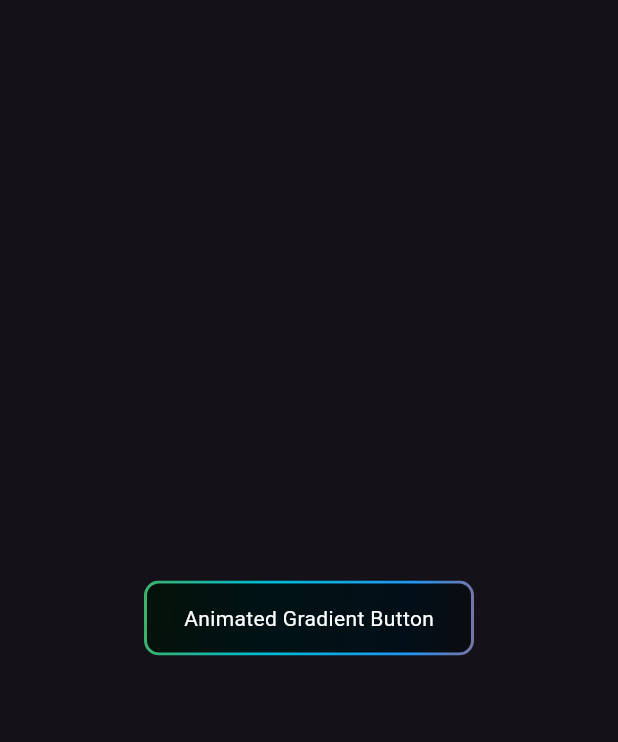
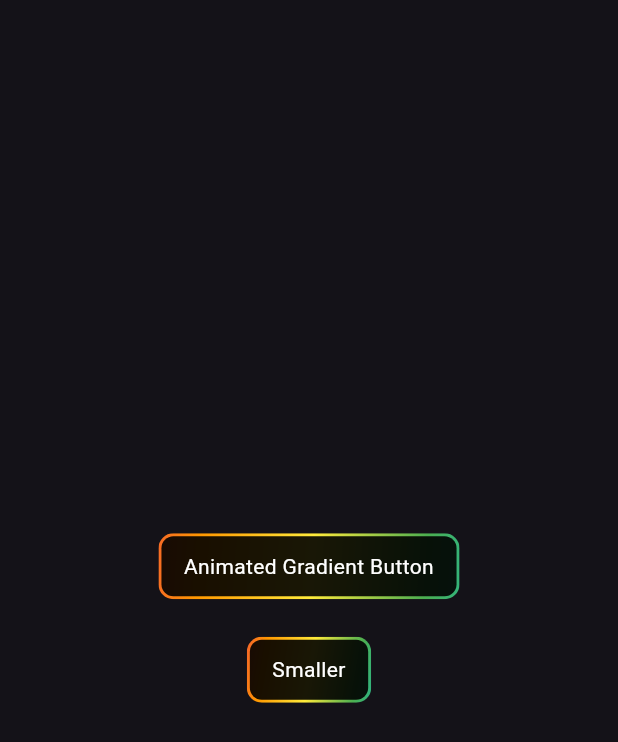
Before and after one commit to hasnentai/flutter_button_universe, a Flutter app: the screen it shows after launch, on a phone screen of 412 x 824 dp. Shown: the top 742 px of the screen. Run offline on Flutter 3.47's test engine with Material 3 defaults, Android fonts, the phone set to English and light mode, and no system bars.

Commit message:
make it dynamic width

```diff
--- a/lib/main.dart
+++ b/lib/main.dart
@@ -13,7 +13,14 @@ class MyApp extends StatelessWidget {
       theme: ThemeData(brightness: Brightness.dark),
       home: const Scaffold(
         body: Center(
-          child: MyButton(),
+          child: Column(
+            mainAxisSize: MainAxisSize.min,
+            children: [
+              MyButton(text: "Animated Gradient Button"),
+              SizedBox(height: 25),
+              MyButton(text: "Smaller"),
+            ],
+          ),
         ),
       ),
     );
@@ -21,7 +28,9 @@ class MyApp extends StatelessWidget {
 }
 
 class MyButton extends StatefulWidget {
-  const MyButton({super.key});
+  const MyButton({super.key, required this.text});
+
+  final String text;
 
   @override
   State<MyButton> createState() => _MyButtonState();
@@ -42,12 +51,12 @@ class _MyButtonState extends State<MyButton>
     );
 
     _animation = Tween<double>(
-      begin: -580,
-      end: 0,
+      begin: 0,
+      end: 1,
     ).animate(
       CurvedAnimation(
         parent: _controller,
-        curve: Curves.linear,
+        curve: Curves.easeInOut,
       ),
     );
 
@@ -59,21 +68,13 @@ class _MyButtonState extends State<MyButton>
     return AnimatedBuilder(
       animation: _animation,
       builder: (context, _) {
+        final t = _animation.value;
         return ClipRRect(
           borderRadius: BorderRadius.circular(10),
-          child: SizedBox(
-            width: 220,
-            height: 50,
-            child: Stack(
-              children: [
-                Positioned(
-                  left: _animation.value,
           child: Container(
-                    width: 800,
-                    height: 50,
-                    decoration: const BoxDecoration(
+            decoration: BoxDecoration(
               gradient: LinearGradient(
-                        colors: [
+                colors: const [
                   Colors.red,
                   Colors.purple,
                   Colors.pink,
@@ -84,26 +85,30 @@ class _MyButtonState extends State<MyButton>
                   Colors.blue,
                   Colors.red,
                 ],
-                        begin: Alignment.topLeft,
-                        end: Alignment.bottomRight,
+
+                // These need to be adjusted to get the same effect
+                begin: Alignment(
+                  -3 + t * 1,
+                  -1,
+                ),
+                end: Alignment(
+                  3 + t * 1,
+                  1,
                 ),
               ),
             ),
-                ),
-                Container(
+            child: Container(
               margin: const EdgeInsets.all(2),
+              padding: const EdgeInsets.symmetric(vertical: 10, horizontal: 15),
               decoration: BoxDecoration(
                 color: Colors.black.withOpacity(0.9),
                 borderRadius: BorderRadius.circular(8),
               ),
-                  child: const Center(
               child: Text(
-                      "Animated Gradient Button",
-                      style: TextStyle(color: Colors.white, fontSize: 14),
+                widget.text,
+                style: const TextStyle(color: Colors.white, fontSize: 14),
+                textAlign: TextAlign.center,
               ),
-                  ),
-                ),
-              ],
             ),
           ),
         );
```
Also changed, not shown: pubspec.lock. Lines whose indentation alone changed are shown as unchanged.
